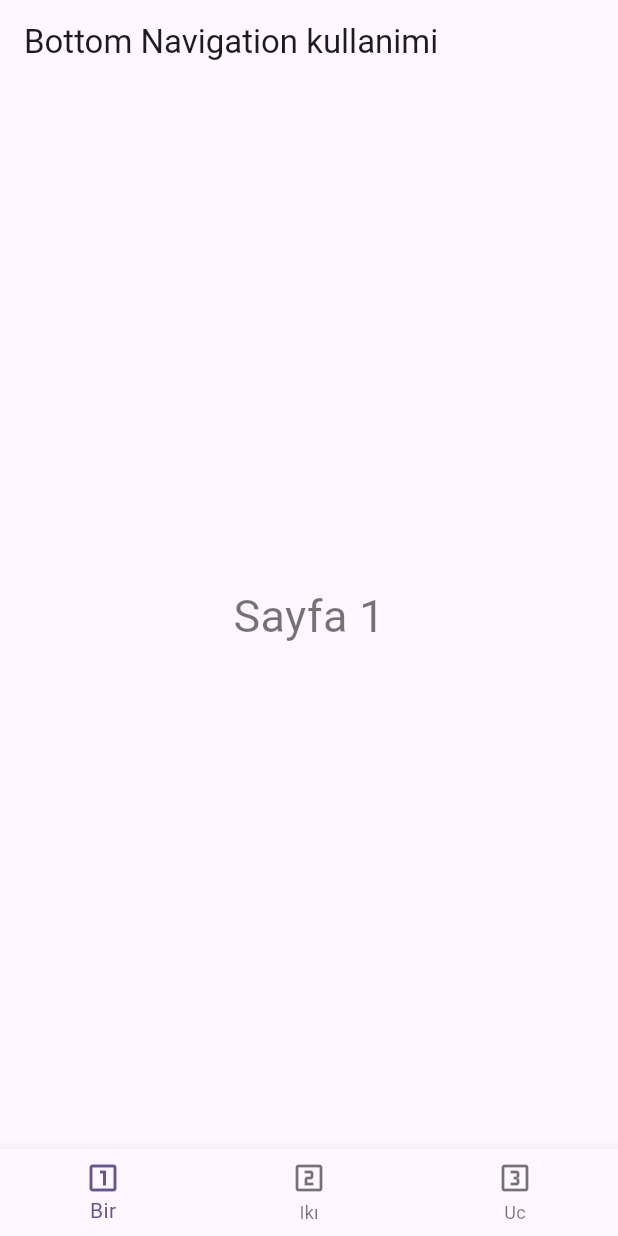
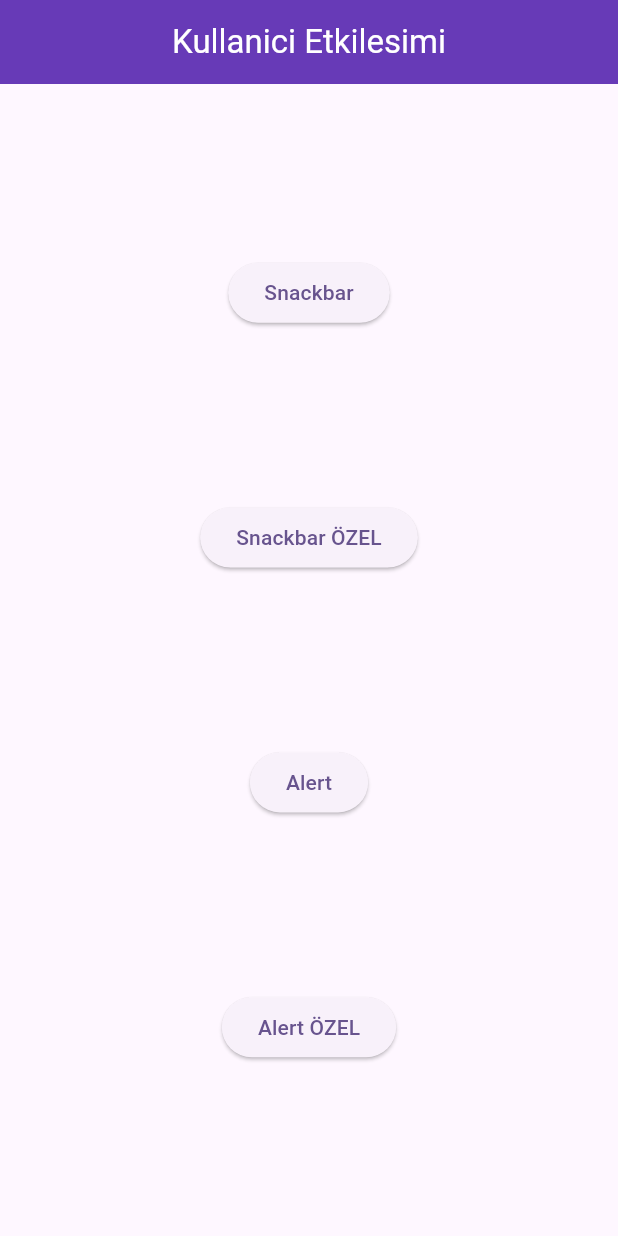
Before and after one commit to theplayernumberzero/Flutter_State_Kullanimi, a Flutter app: the screen it shows after launch, on a phone screen of 412 x 824 dp. Run offline on Flutter 3.47's test engine with Material 3 defaults, Android fonts, the phone set to English and light mode, and no system bars.

Commit message:
kullanici etkilesimi v1

```diff
--- /dev/null
+++ b/lib/kullanici_etkilesimi/kullanici_etkilesimi_sayfa.dart
@@ -0,0 +1,38 @@
+import 'package:flutter/material.dart';
+
+class KullaniciEtkilesimiSayfa extends StatefulWidget {
+  const KullaniciEtkilesimiSayfa({super.key});
+
+  @override
+  State<KullaniciEtkilesimiSayfa> createState() => _KullaniciEtkilesimiSayfaState();
+}
+
+class _KullaniciEtkilesimiSayfaState extends State<KullaniciEtkilesimiSayfa> {
+  @override
+  Widget build(BuildContext context) {
+    return Scaffold(
+      appBar: AppBar(
+        title: const Text("Kullanici Etkilesimi", style: TextStyle(color: Colors.white),),
+        backgroundColor: Colors.deepPurple,
+        centerTitle: true,
+      ),
+      body: Center(
+          child: Column(mainAxisAlignment: MainAxisAlignment.spaceEvenly,
+            children: [
+              ElevatedButton(onPressed: (){
+
+              }, child: const Text("Snackbar")),
+              ElevatedButton(onPressed: (){
+
+              }, child: const Text("Snackbar ÖZEL")),
+              ElevatedButton(onPressed: (){
+
+              }, child: const Text("Alert")),
+              ElevatedButton(onPressed: (){
+
+              }, child: const Text("Alert ÖZEL")),
+            ],
+          )),
+    );
+  }
+}
--- a/lib/main.dart
+++ b/lib/main.dart
@@ -1,5 +1,6 @@
 import 'package:calisma_yapisi/anasayfa.dart';
 import 'package:calisma_yapisi/bottom_nav_kullanimi/bottom_navigation_sayfa.dart';
+import 'package:calisma_yapisi/kullanici_etkilesimi/kullanici_etkilesimi_sayfa.dart';
 import 'package:flutter/material.dart';
 
 void main() {
@@ -18,7 +19,7 @@ class MyApp extends StatelessWidget {
         colorScheme: ColorScheme.fromSeed(seedColor: Colors.deepPurple),
         useMaterial3: true,
       ),
-      home: const BottomNavigationSayfa(),
+      home: const KullaniciEtkilesimiSayfa(),
     );
   }
 }
```
